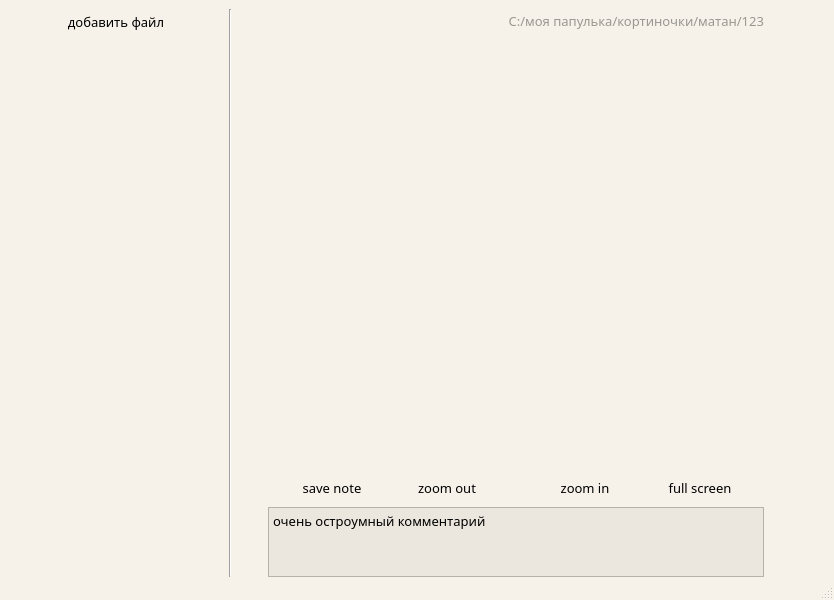
First picture: the form in interface.ui, repository exzeest/theinternational1, before the edit.
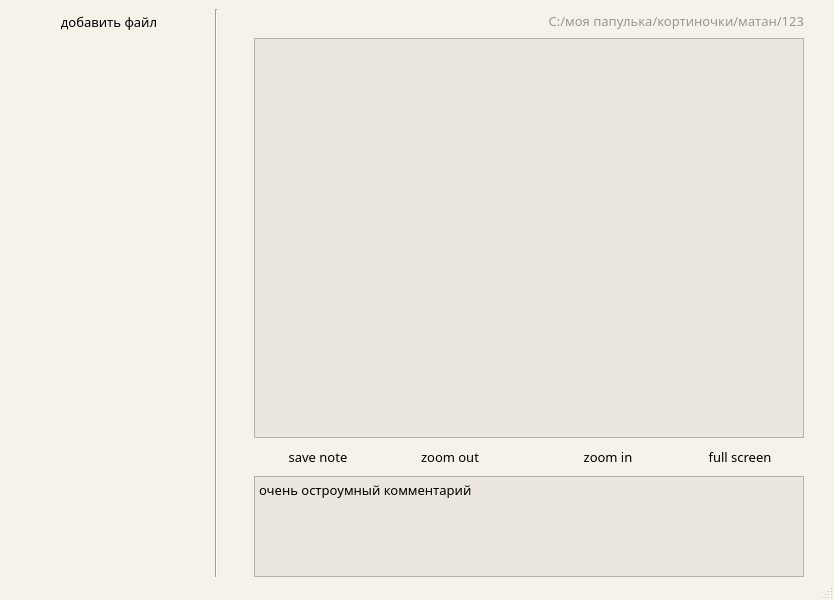
Second picture: the form after the edit. Icons and pictures are not drawn.

Commit message: Выводим картинки в TableView.

```diff
--- a/interface.ui
+++ b/interface.ui
@@ -198,7 +198,7 @@
      <family>Droid Sans Devanagari</family>
     </font>
    </property>
-   <layout class="QGridLayout" name="gridLayout" columnstretch="15,0,0,0,0,0">
+   <layout class="QGridLayout" name="gridLayout" rowstretch="0" columnstretch="3,0,0,0,0">
     <property name="sizeConstraint">
      <enum>QLayout::SetDefaultConstraint</enum>
     </property>
@@ -231,46 +231,6 @@
       </property>
      </widget>
     </item>
-    <item row="0" column="4">
-     <widget class="QToolButton" name="tB_right">
-      <property name="sizePolicy">
-       <sizepolicy hsizetype="Minimum" vsizetype="Fixed">
-        <horstretch>0</horstretch>
-        <verstretch>0</verstretch>
-       </sizepolicy>
-      </property>
-      <property name="text">
-       <string/>
-      </property>
-      <property name="icon">
-       <iconset>
-        <normaloff>IconsINskt/RIGHTARROW.png</normaloff>IconsINskt/RIGHTARROW.png</iconset>
-      </property>
-      <property name="autoRaise">
-       <bool>true</bool>
-      </property>
-     </widget>
-    </item>
-    <item row="0" column="1">
-     <widget class="Line" name="line">
-      <property name="orientation">
-       <enum>Qt::Vertical</enum>
-      </property>
-     </widget>
-    </item>
-    <item row="0" column="5">
-     <spacer name="horizontalSpacer_3">
-      <property name="orientation">
-       <enum>Qt::Horizontal</enum>
-      </property>
-      <property name="sizeHint" stdset="0">
-       <size>
-        <width>40</width>
-        <height>20</height>
-       </size>
-      </property>
-     </spacer>
-    </item>
     <item row="0" column="0">
      <layout class="QVBoxLayout" name="verticalLayout">
       <item>
@@ -309,6 +269,18 @@
       </item>
       <item>
        <widget class="QTreeView" name="treeView">
+        <property name="minimumSize">
+         <size>
+          <width>100</width>
+          <height>0</height>
+         </size>
+        </property>
+        <property name="maximumSize">
+         <size>
+          <width>200</width>
+          <height>16777215</height>
+         </size>
+        </property>
         <property name="palette">
          <palette>
           <active>
@@ -392,8 +364,35 @@
          <bool>true</bool>
         </property>
         <property name="alternatingRowColors">
+         <bool>true</bool>
+        </property>
+        <property name="verticalScrollMode">
+         <enum>QAbstractItemView::ScrollPerPixel</enum>
+        </property>
+        <property name="rootIsDecorated">
          <bool>false</bool>
         </property>
+        <property name="uniformRowHeights">
+         <bool>true</bool>
+        </property>
+        <property name="itemsExpandable">
+         <bool>true</bool>
+        </property>
+        <property name="animated">
+         <bool>true</bool>
+        </property>
+        <attribute name="headerVisible">
+         <bool>false</bool>
+        </attribute>
+        <attribute name="headerCascadingSectionResizes">
+         <bool>true</bool>
+        </attribute>
+        <attribute name="headerHighlightSections">
+         <bool>true</bool>
+        </attribute>
+        <attribute name="headerStretchLastSection">
+         <bool>true</bool>
+        </attribute>
        </widget>
       </item>
      </layout>
@@ -616,22 +615,85 @@
        </layout>
       </item>
       <item>
-       <widget class="QLabel" name="picLabel">
-        <property name="sizePolicy">
-         <sizepolicy hsizetype="Expanding" vsizetype="Expanding">
-          <horstretch>0</horstretch>
-          <verstretch>0</verstretch>
-         </sizepolicy>
-        </property>
+       <widget class="QTableView" name="tableView">
         <property name="minimumSize">
          <size>
           <width>400</width>
-          <height>500</height>
+          <height>400</height>
          </size>
         </property>
-        <property name="text">
-         <string/>
+        <property name="focusPolicy">
+         <enum>Qt::NoFocus</enum>
         </property>
+        <property name="contextMenuPolicy">
+         <enum>Qt::NoContextMenu</enum>
+        </property>
+        <property name="autoFillBackground">
+         <bool>false</bool>
+        </property>
+        <property name="verticalScrollBarPolicy">
+         <enum>Qt::ScrollBarAsNeeded</enum>
+        </property>
+        <property name="horizontalScrollBarPolicy">
+         <enum>Qt::ScrollBarAsNeeded</enum>
+        </property>
+        <property name="sizeAdjustPolicy">
+         <enum>QAbstractScrollArea::AdjustIgnored</enum>
+        </property>
+        <property name="autoScroll">
+         <bool>false</bool>
+        </property>
+        <property name="editTriggers">
+         <set>QAbstractItemView::NoEditTriggers</set>
+        </property>
+        <property name="showDropIndicator" stdset="0">
+         <bool>false</bool>
+        </property>
+        <property name="dragDropOverwriteMode">
+         <bool>false</bool>
+        </property>
+        <property name="selectionMode">
+         <enum>QAbstractItemView::SingleSelection</enum>
+        </property>
+        <property name="selectionBehavior">
+         <enum>QAbstractItemView::SelectRows</enum>
+        </property>
+        <property name="textElideMode">
+         <enum>Qt::ElideRight</enum>
+        </property>
+        <property name="verticalScrollMode">
+         <enum>QAbstractItemView::ScrollPerPixel</enum>
+        </property>
+        <property name="horizontalScrollMode">
+         <enum>QAbstractItemView::ScrollPerPixel</enum>
+        </property>
+        <property name="showGrid">
+         <bool>false</bool>
+        </property>
+        <attribute name="horizontalHeaderVisible">
+         <bool>false</bool>
+        </attribute>
+        <attribute name="horizontalHeaderCascadingSectionResizes">
+         <bool>true</bool>
+        </attribute>
+        <attribute name="horizontalHeaderHighlightSections">
+         <bool>false</bool>
+        </attribute>
+        <attribute name="horizontalHeaderStretchLastSection">
+         <bool>true</bool>
+        </attribute>
+        <attribute name="verticalHeaderVisible">
+         <bool>false</bool>
+        </attribute>
+        <attribute name="verticalHeaderCascadingSectionResizes">
+         <bool>true</bool>
+        </attribute>
+        <attribute name="verticalHeaderHighlightSections">
+         <bool>false</bool>
+        </attribute>
+        <attribute name="verticalHeaderStretchLastSection">
+         <bool>true</bool>
+        </attribute>
        </widget>
       </item>
       <item>
@@ -870,6 +932,33 @@
       </item>
      </layout>
     </item>
+    <item row="0" column="4">
+     <widget class="QToolButton" name="tB_right">
+      <property name="sizePolicy">
+       <sizepolicy hsizetype="Minimum" vsizetype="Fixed">
+        <horstretch>0</horstretch>
+        <verstretch>0</verstretch>
+       </sizepolicy>
+      </property>
+      <property name="text">
+       <string/>
+      </property>
+      <property name="icon">
+       <iconset>
+        <normaloff>IconsINskt/RIGHTARROW.png</normaloff>IconsINskt/RIGHTARROW.png</iconset>
+      </property>
+      <property name="autoRaise">
+       <bool>true</bool>
+      </property>
+     </widget>
+    </item>
+    <item row="0" column="1">
+     <widget class="Line" name="line">
+      <property name="orientation">
+       <enum>Qt::Vertical</enum>
+      </property>
+     </widget>
+    </item>
    </layout>
   </widget>
   <widget class="QStatusBar" name="statusbar"/>
```
Left out of the diff: 11 changed lines with no effect on the pictures. The commit also changes 5 other files.
